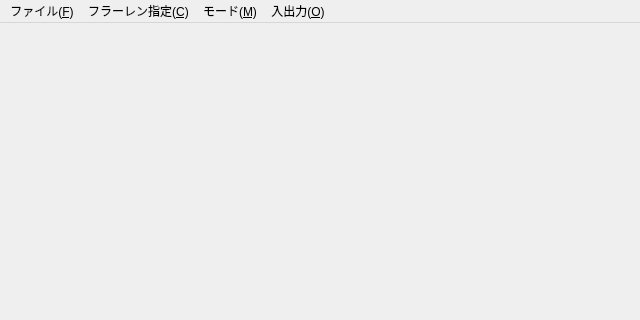
Before: the Qt Designer form src/Qt/MainWindow.ui in DrScKAWAMOTO/FullereneViewer, drawn with Qt 5; both pictures show x 0 to 640 and y 0 to 320 of the 640 by 499 pixel window.
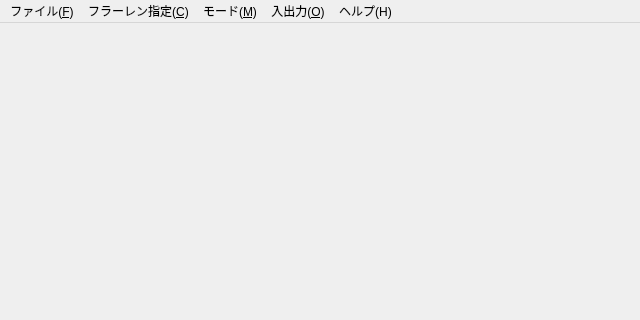
After: the same form once the commit is applied.

What changed in the file:
```diff
--- a/src/Qt/MainWindow.ui
+++ b/src/Qt/MainWindow.ui
@@ -20,7 +20,7 @@
      <x>0</x>
      <y>0</y>
      <width>640</width>
-     <height>24</height>
+     <height>22</height>
     </rect>
    </property>
    <widget class="QMenu" name="menu_F">
@@ -51,10 +51,17 @@
     <addaction name="action_6"/>
     <addaction name="action_S"/>
    </widget>
+   <widget class="QMenu" name="menu_H">
+    <property name="title">
+     <string>ヘルプ(H)</string>
+    </property>
+    <addaction name="action_D"/>
+   </widget>
    <addaction name="menu_F"/>
    <addaction name="menu_C"/>
    <addaction name="menu_M"/>
    <addaction name="menu_O"/>
+   <addaction name="menu_H"/>
   </widget>
   <action name="action_Q">
    <property name="text">
```
Left out of the diff: 14 changed lines with no effect on the pictures.
